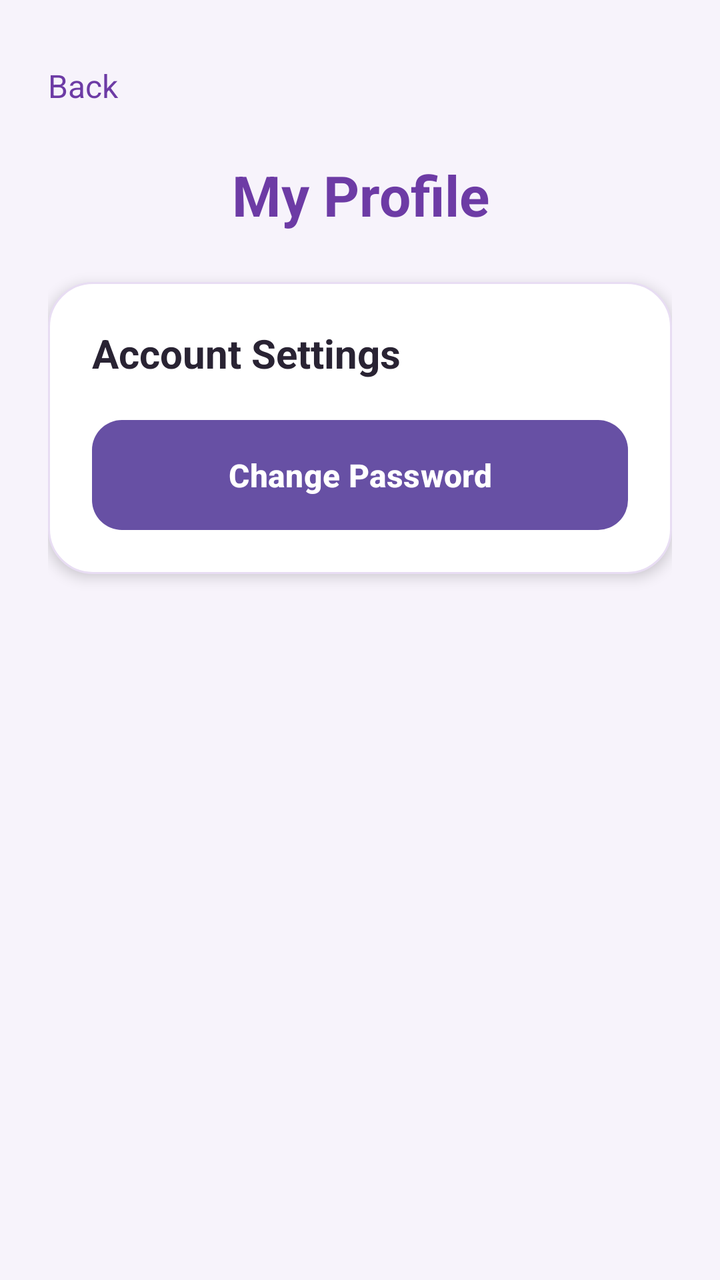
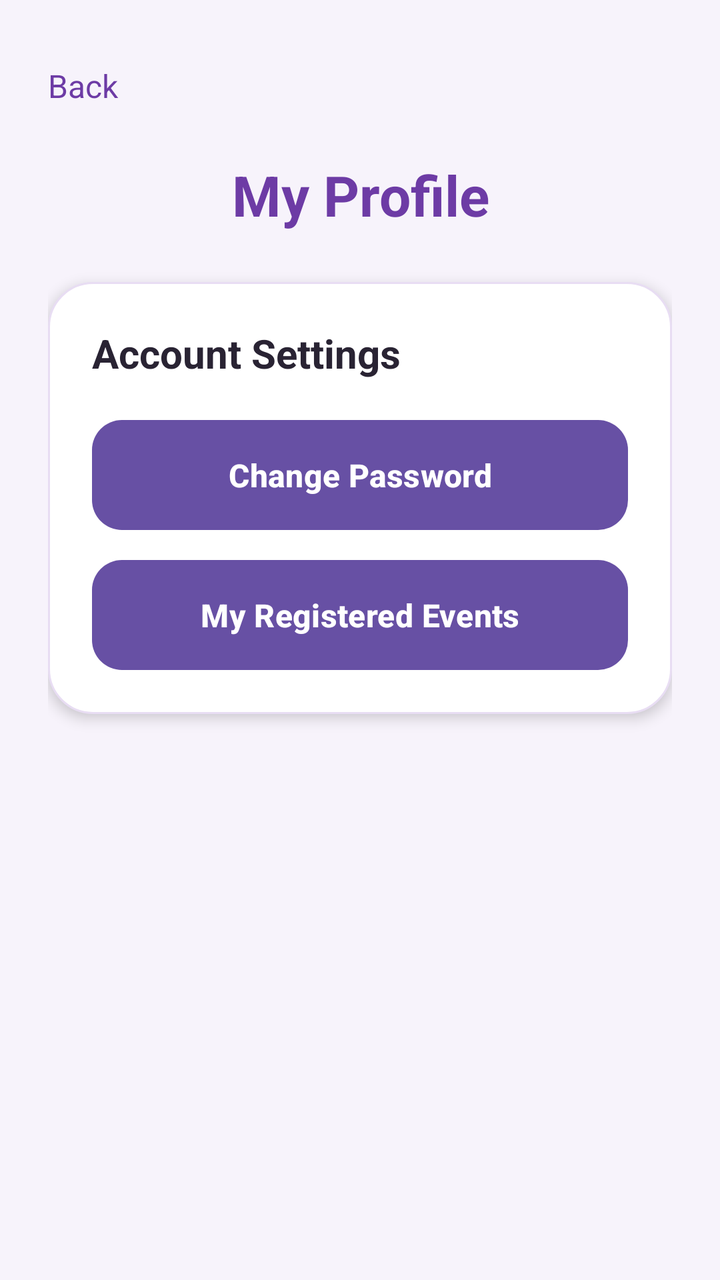

Before-and-after screenshots of an Android layout around one commit, followed by the original layout XML and the change that was made.
<!-- AndroidManifest.xml: application theme Theme.FestiveHub -->
<!-- res/layout/activity_profile.xml -->
<?xml version="1.0" encoding="utf-8"?>
<ScrollView xmlns:android="http://schemas.android.com/apk/res/android"
    xmlns:tools="http://schemas.android.com/tools"
    android:layout_width="match_parent"
    android:layout_height="match_parent"
    android:background="#F7F3FB"
    android:fillViewport="true"
    android:scrollbars="none"
    tools:context=".ProfileActivity">

    <LinearLayout
        android:layout_width="match_parent"
        android:layout_height="match_parent"
        android:orientation="vertical"
        android:padding="24dp">

        <TextView
            android:id="@+id/txtbackprofile"
            android:layout_width="match_parent"
            android:layout_height="wrap_content"
            android:text="Back"
            android:textSize="16dp"
            android:textColor="#6D3BA5"
            android:layout_marginTop="8dp"
            android:layout_marginBottom="25dp">
        </TextView>

        <TextView
            android:layout_width="match_parent"
            android:layout_height="wrap_content"
            android:text="My Profile"
            android:textSize="28dp"
            android:textStyle="bold"
            android:textColor="#6D3BA5"
            android:gravity="center"
            android:layout_marginBottom="25dp">
        </TextView>

        <LinearLayout
            android:layout_width="match_parent"
            android:layout_height="wrap_content"
            android:orientation="vertical"
            android:background="@drawable/forgot_dialog_bg"
            android:padding="22dp"
            android:elevation="4dp">

            <TextView
                android:layout_width="match_parent"
                android:layout_height="wrap_content"
                android:text="Account Settings"
                android:textSize="20sp"
                android:textStyle="bold"
                android:textColor="#292333"
                android:layout_marginBottom="20dp">
            </TextView>

            <Button
                android:id="@+id/btnpchangepassword"
                android:layout_width="match_parent"
                android:layout_height="55dp"
                android:text="Change Password"
                android:textSize="16sp"
                android:textStyle="bold"
                android:textColor="#FFFFFF"
                android:background="@drawable/custom_button"
                android:backgroundTint="@null">
            </Button>

        </LinearLayout>
    </LinearLayout>
</ScrollView>
<!-- resources referenced by this layout -->
<resources>
  <!-- drawable custom_button (drawable) -->
  <?xml version="1.0" encoding="utf-8"?>
  <shape xmlns:android="http://schemas.android.com/apk/res/android"
      android:shape="rectangle">
      <solid android:color="#6D3BA5"/>
      <corners android:radius="15dp"/>
  </shape>
  <!-- drawable forgot_dialog_bg (drawable) -->
  <?xml version="1.0" encoding="utf-8"?>
  <shape xmlns:android="http://schemas.android.com/apk/res/android"
      android:shape="rectangle">
  
      <solid android:color="#FFFFFF"/>
      <corners android:radius="22dp"/>
      <stroke
          android:width="1dp"
          android:color="#E8DDF3"/>
  </shape>
  <style name="Theme.FestiveHub" parent="Base.Theme.FestiveHub" />
  <style name="Base.Theme.FestiveHub" parent="Theme.Material3.DayNight.NoActionBar">
          
          
      </style>
</resources>

<!-- the commit's change to res/layout/activity_profile.xml (unified diff, before → after) -->
@@ -66,6 +66,19 @@
                 android:backgroundTint="@null">
             </Button>
 
+            <Button
+                android:id="@+id/btnmyregisteredevents"
+                android:layout_width="match_parent"
+                android:layout_height="55dp"
+                android:layout_marginTop="15dp"
+                android:text="My Registered Events"
+                android:textSize="16sp"
+                android:textStyle="bold"
+                android:textColor="#FFFFFF"
+                android:background="@drawable/custom_button"
+                android:backgroundTint="@null">
+            </Button>
+
         </LinearLayout>
     </LinearLayout>
 </ScrollView>
